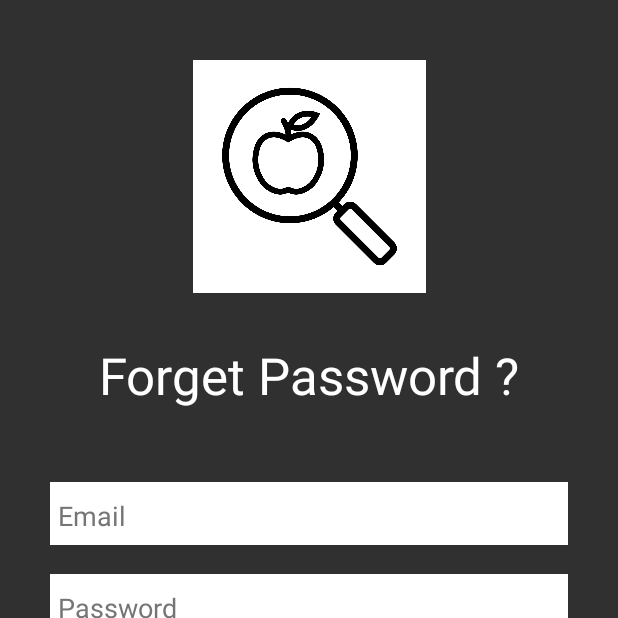
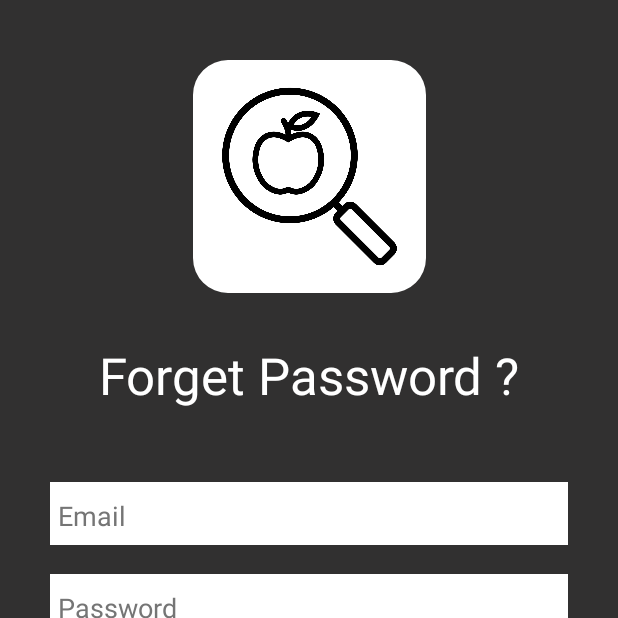
Before and after one commit to vashusaini021/ScheduleMyDiet, an Android app: the ForgotPasswordActivity screen opened directly, with no data from a screen before it, on a phone screen of 412 x 824 dp, the top half of it. Run offline under Robolectric (Android 15) with nearby library versions, the light colour scheme and no system bars.

Commit message:
forgot password image

```diff
--- a/app/src/main/res/layout/activity_forgot.xml
+++ b/app/src/main/res/layout/activity_forgot.xml
@@ -5,7 +5,7 @@
     android:layout_width="match_parent"
     android:layout_height="match_parent"
     android:background="@drawable/background"
-    tools:context=".ForgotPasswordActivity">
+    tools:context=".auth.ForgotPasswordActivity">
 
     <TextView
         android:id="@+id/textView2"
@@ -36,7 +36,7 @@
         app:layout_constraintEnd_toEndOf="parent"
         app:layout_constraintStart_toStartOf="parent" />
 
-    <ImageView
+    <com.google.android.material.imageview.ShapeableImageView
         android:id="@+id/imageView2"
         android:layout_width="155dp"
         android:layout_height="155dp"
@@ -46,6 +46,8 @@
         app:layout_constraintEnd_toEndOf="parent"
         app:layout_constraintStart_toStartOf="parent"
         app:layout_constraintTop_toTopOf="parent"
+        app:circularflow_defaultRadius="20dp"
+        app:shapeAppearanceOverlay="@style/RoundedSquare"
         app:srcCompat="@drawable/appicon" />
 
     <EditText
--- a/app/src/main/res/layout/activity_login.xml
+++ b/app/src/main/res/layout/activity_login.xml
@@ -30,10 +30,10 @@
         android:layout_marginStart="5dp"
         android:layout_marginTop="42dp"
         android:layout_marginEnd="5dp"
-        app:circularflow_defaultRadius="20dp"
         app:layout_constraintEnd_toEndOf="parent"
         app:layout_constraintStart_toStartOf="parent"
         app:layout_constraintTop_toBottomOf="@+id/id_drawer_email_textView"
+        app:circularflow_defaultRadius="20dp"
         app:shapeAppearanceOverlay="@style/RoundedSquare"
         app:srcCompat="@drawable/appicon" />
 
```
